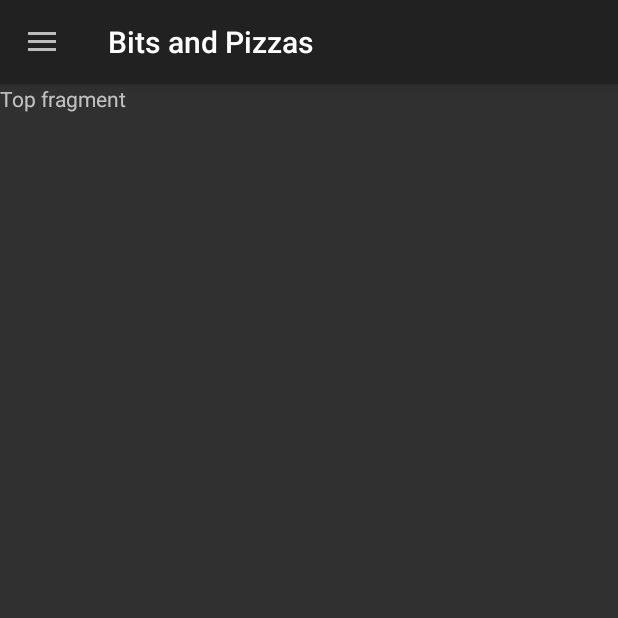
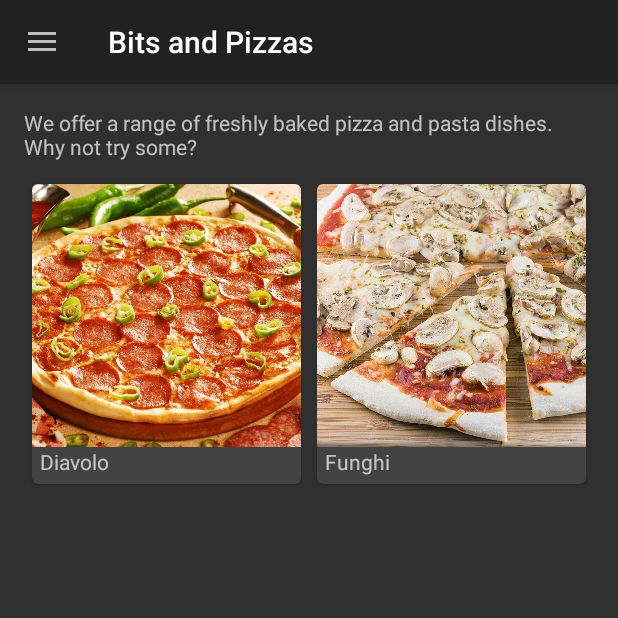
Before and after one commit to SuperBigBang/BitsandPizzas, an Android app: the screen it shows after launch (MainActivity), on a phone screen of 412 x 824 dp, the top half of it. Run offline under Robolectric (Android 15) with nearby library versions, the phone set to English and light mode, and no system bars; 1 statement that could not run was skipped.

Commit message:
feat: add RecyclerView realization on Top_fragment

```diff
--- a/app/src/main/java/com/hfad/bitsandpizzas/TopFragment.java
+++ b/app/src/main/java/com/hfad/bitsandpizzas/TopFragment.java
@@ -1,11 +1,15 @@
 package com.hfad.bitsandpizzas;
 
 
+import android.app.Fragment;
+import android.content.Intent;
 import android.os.Bundle;
-import android.app.Fragment;
+import android.support.v7.widget.GridLayoutManager;
+import android.support.v7.widget.RecyclerView;
 import android.view.LayoutInflater;
 import android.view.View;
 import android.view.ViewGroup;
+import android.widget.RelativeLayout;
 
 
 /**
@@ -22,8 +26,28 @@ public class TopFragment extends Fragment {
     @Override
     public View onCreateView(LayoutInflater inflater, ViewGroup container,
                              Bundle savedInstanceState) {
-        // Inflate the layout for this fragment
-        return inflater.inflate(R.layout.fragment_top, container, false);
+        RelativeLayout layout = (RelativeLayout)
+                inflater.inflate(R.layout.fragment_top, container, false);
+        RecyclerView pizzaRecycler = layout.findViewById(R.id.pizza_recycler);
+        String[] pizzaNames = new String[2];
+        for (int i = 0; i < 2; i++) {
+            pizzaNames[i] = Pizza.pizzas[i].getName();
+        }
+        int[] pizzaImages = new int[2];
+        for (int i = 0; i < 2; i++) {
+            pizzaImages[i] = Pizza.pizzas[i].getImageResourceId();
+        }
+        GridLayoutManager layoutManager = new GridLayoutManager(getActivity(), 2);
+        pizzaRecycler.setLayoutManager(layoutManager);
+        CaptionedImagesAdapter adapter = new CaptionedImagesAdapter(pizzaNames, pizzaImages);
+        pizzaRecycler.setAdapter(adapter);
+        adapter.setListener(new CaptionedImagesAdapter.Listener() {
+            public void onClick(int position) {
+                Intent intent = new Intent(getActivity(), PizzaDetailActivity.class);
+                intent.putExtra(PizzaDetailActivity.EXTRA_PIZZANO, position);
+                getActivity().startActivity(intent);
+            }
+        });
+        return layout;
     }
-
 }
--- a/app/src/main/res/layout/fragment_top.xml
+++ b/app/src/main/res/layout/fragment_top.xml
@@ -1,14 +1,23 @@
-<?xml version="1.0" encoding="utf-8"?>
-<FrameLayout xmlns:android="http://schemas.android.com/apk/res/android"
+<RelativeLayout xmlns:android="http://schemas.android.com/apk/res/android"
     xmlns:tools="http://schemas.android.com/tools"
     android:layout_width="match_parent"
     android:layout_height="match_parent"
-    tools:context=".TopFragment">
-
-    <!-- TODO: Update blank fragment layout -->
+    android:paddingBottom="16dp"
+    android:paddingLeft="16dp"
+    android:paddingRight="16dp"
+    android:paddingTop="16dp"
+    tools:context=".MainActivity">
     <TextView
         android:layout_width="match_parent"
-        android:layout_height="match_parent"
-        android:text="@string/title_top" />
+        android:id="@+id/welcome_text"
+        android:layout_height="wrap_content"
+        android:text="@string/welcome_text" />
 
-</FrameLayout>
+    <android.support.v7.widget.RecyclerView
+        android:id="@+id/pizza_recycler"
+        android:layout_width="match_parent"
+        android:layout_height="wrap_content"
+        android:layout_below="@+id/welcome_text"
+        android:layout_marginTop="10dp"
+        android:scrollbars="vertical" />
+</RelativeLayout>
--- a/app/src/main/res/values/strings.xml
+++ b/app/src/main/res/values/strings.xml
@@ -5,6 +5,9 @@
     <string name="action_share">Share</string>
     <string name="title_activity_order">Order</string>
     <string name="title_activity_pizza_detail">Details</string>
+    <string name="welcome_text">We offer a range of freshly baked pizza and pasta
+dishes. Why not try some?</string>
+
     <!-- TODO: Remove or change this placeholder text -->
     <string name="hello_blank_fragment">Hello blank fragment</string>
     <string name="title_top">Top fragment</string>
```
